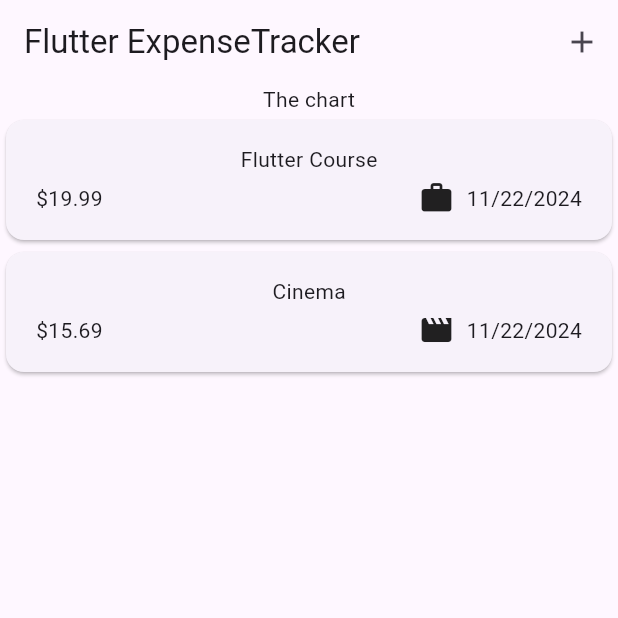
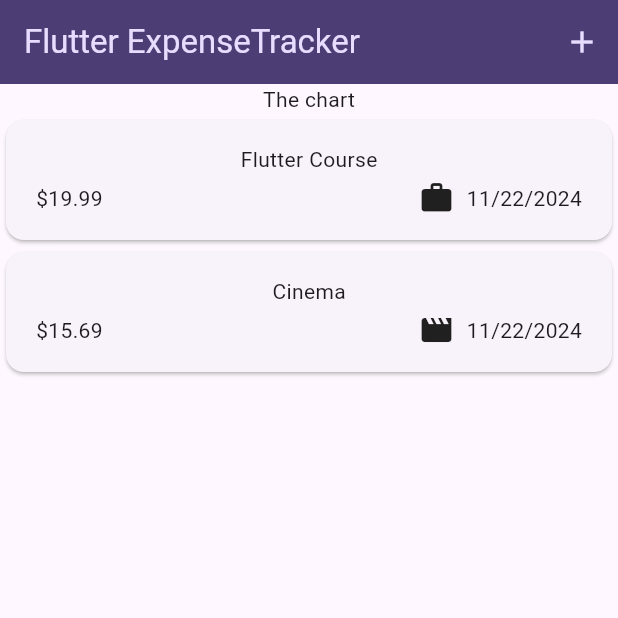
Before and after one commit to moashrafff/flutter-expenses-tracker-practice, a Flutter app: the screen it shows after launch, on a phone screen of 412 x 824 dp, the top half of it. Run offline on Flutter 3.47's test engine with Material 3 defaults, Android fonts, the phone set to English and light mode, and no system bars.

Commit message:
setting color scheme

```diff
--- a/lib/main.dart
+++ b/lib/main.dart
@@ -1,5 +1,9 @@
 import 'package:expense_tracker/widgets/expenses.dart';
 import 'package:flutter/material.dart';
+
+var kColorScheme = ColorScheme.fromSeed(
+  seedColor: const Color.fromARGB(255, 96, 59, 181),
+);
 
 void main() {
   runApp(const MainApp());
@@ -11,7 +15,13 @@ class MainApp extends StatelessWidget {
   @override
   Widget build(BuildContext context) {
     return MaterialApp(
-      theme:ThemeData(useMaterial3: true),
+      theme: ThemeData().copyWith(
+        useMaterial3: true,
+          colorScheme: kColorScheme,
+          appBarTheme: const AppBarTheme().copyWith(
+            backgroundColor: kColorScheme.onPrimaryContainer,
+            foregroundColor: kColorScheme.primaryContainer,
+          )),
       home: const Expenses(),
     );
   }
```
